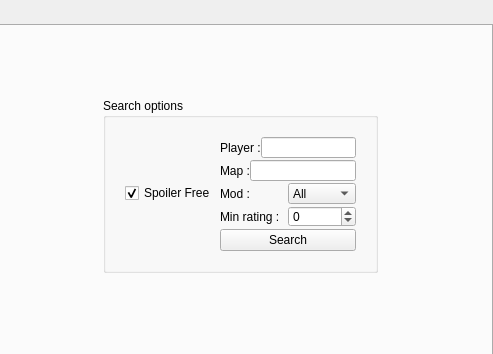
This is res/replays/replays.ui in FAForever/client as Qt 5 draws it before an edit; both pictures show x 569 to 1062 and y 0 to 354 of the 1062 by 672 pixel window. The edited form follows.
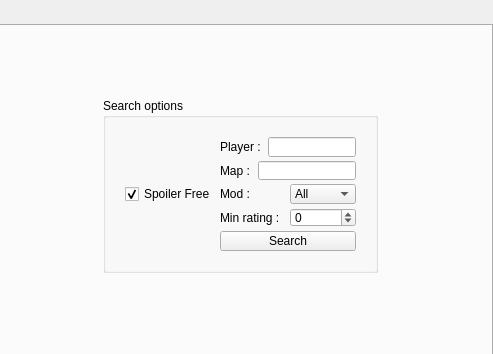
This is the edited form.

Commit message: updated background colors of inputboxes and vertical margins in search option box

```diff
--- a/res/replays/replays.ui
+++ b/res/replays/replays.ui
@@ -226,7 +226,7 @@
            <number>4</number>
           </property>
           <property name="verticalSpacing">
-           <number>2</number>
+           <number>4</number>
           </property>
           <property name="margin">
            <number>19</number>
@@ -242,7 +242,7 @@
                <string notr="true"/>
               </property>
               <property name="text">
-               <string>Player :</string>
+               <string>Player : </string>
               </property>
              </widget>
             </item>
@@ -262,7 +262,7 @@
                <string notr="true"/>
               </property>
               <property name="text">
-               <string>Map :</string>
+               <string>Map : </string>
               </property>
              </widget>
             </item>
@@ -292,7 +292,7 @@
                <string notr="true"/>
               </property>
               <property name="text">
-               <string>Mod :</string>
+               <string>Mod : </string>
               </property>
              </widget>
             </item>
@@ -318,7 +318,7 @@
                <string notr="true"/>
               </property>
               <property name="text">
-               <string>Min rating :</string>
+               <string>Min rating : </string>
               </property>
              </widget>
             </item>
```
Left out of the diff: 110 changed lines with no effect on the pictures. The commit also changes 1 other file.
